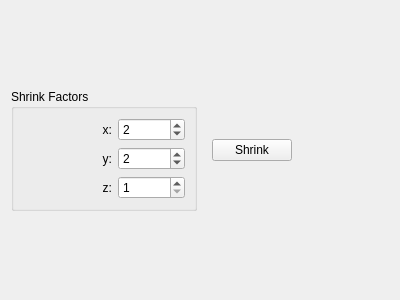
Old version of the form source/modules/shrink/ShrinkWidget.ui in the repository josefkoller/ambient_image_processor.
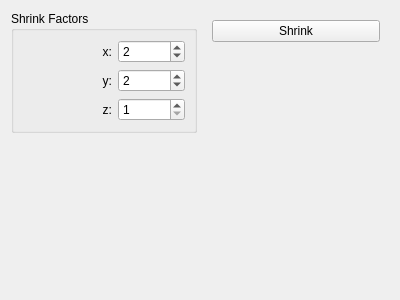
New version of the form.

Commit message: ui format: maximize horizontally and align to top

Diff of the .ui file:
```diff
--- a/source/modules/shrink/ShrinkWidget.ui
+++ b/source/modules/shrink/ShrinkWidget.ui
@@ -14,7 +14,7 @@
    <string>Form</string>
   </property>
   <layout class="QHBoxLayout" name="horizontalLayout">
-   <item>
+   <item alignment="Qt::AlignTop">
     <widget class="QGroupBox" name="groupBox_2">
      <property name="sizePolicy">
       <sizepolicy hsizetype="Preferred" vsizetype="Maximum">
@@ -95,13 +95,13 @@
      </layout>
     </widget>
    </item>
-   <item>
+   <item alignment="Qt::AlignTop">
     <widget class="QWidget" name="widget" native="true">
      <layout class="QVBoxLayout" name="verticalLayout">
       <item>
        <widget class="QPushButton" name="shrink_button">
         <property name="sizePolicy">
-         <sizepolicy hsizetype="Maximum" vsizetype="Fixed">
+         <sizepolicy hsizetype="Preferred" vsizetype="Preferred">
           <horstretch>0</horstretch>
           <verstretch>0</verstretch>
          </sizepolicy>
```
The commit also changes 20 other files.
